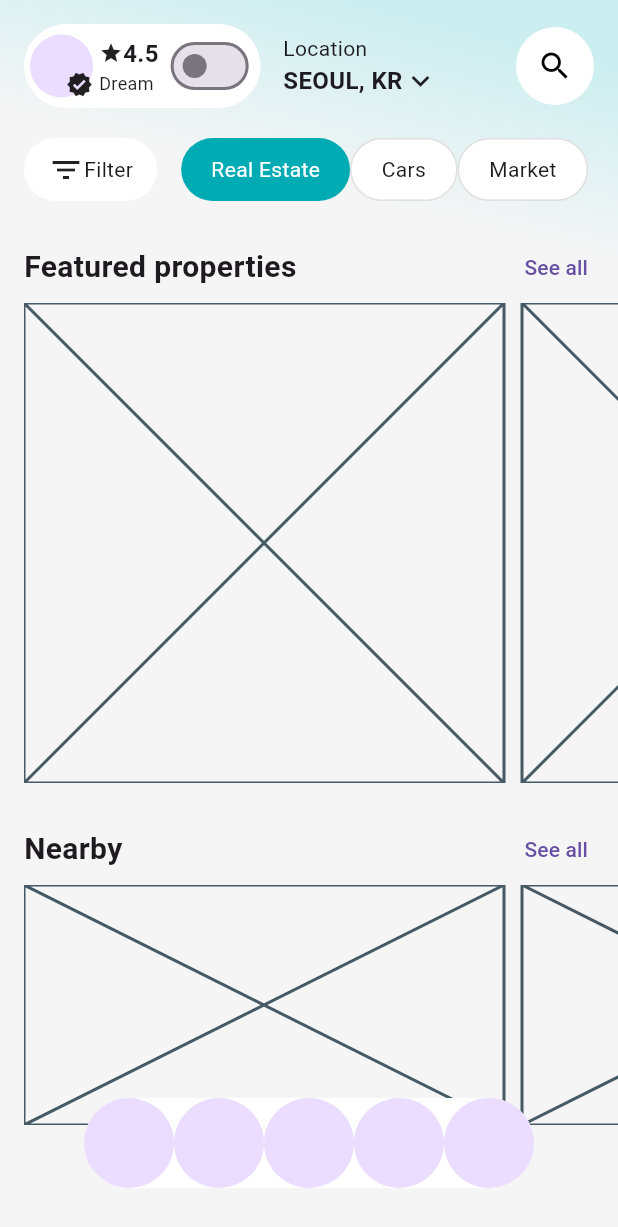
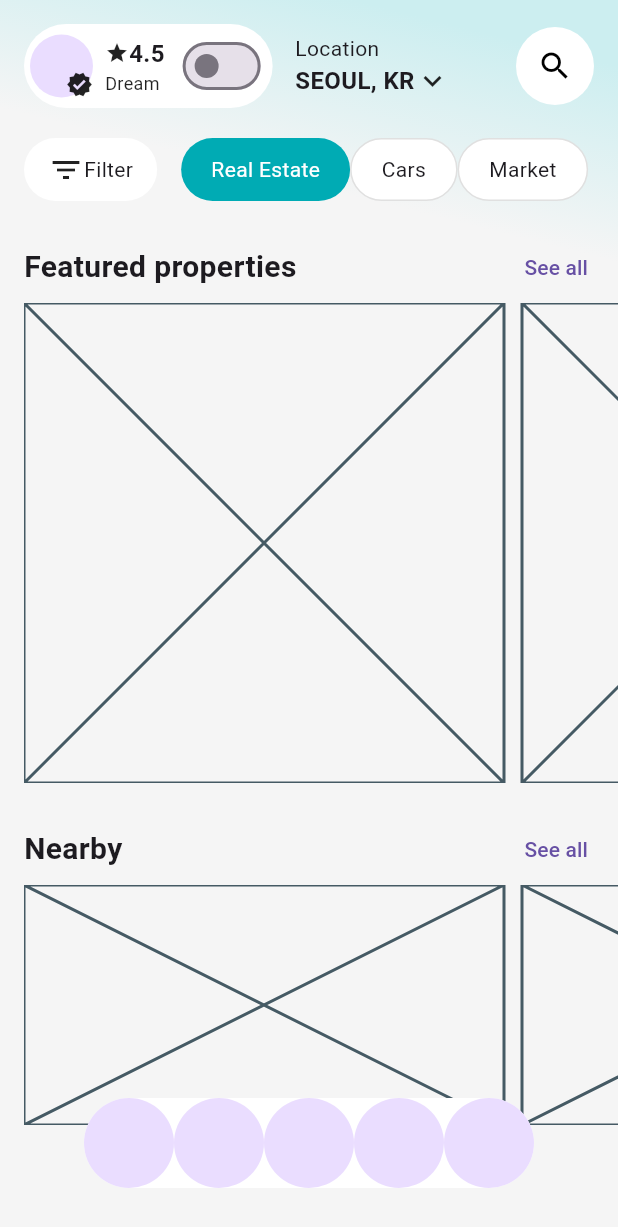
Before and after one commit to JAICHANGPARK/flutter_notebook_chapter_49, a Flutter app: the RealEstateHomePage screen opened directly, on a phone screen of 412 x 824 dp. Shown: the top 1227 px of the screen. Run offline on Flutter 3.47's test engine with Material 3 defaults, Android fonts, the phone set to English and light mode, and no system bars; our stand-ins replace dots_indicator, gap, google_fonts.

Commit message:
Update real_estate_home_page.dart

```diff
--- a/lib/ep2472_real_estate_app/ui/real_estate_home_page.dart
+++ b/lib/ep2472_real_estate_app/ui/real_estate_home_page.dart
@@ -51,7 +51,7 @@ class _RealEstateHomePageState extends State<RealEstateHomePage> {
                             ),
                             padding: EdgeInsets.all(4),
                             child: Row(
-                              spacing: 4,
+                              spacing: 8,
                               children: [
                                 Container(
                                   height: 42,
```
